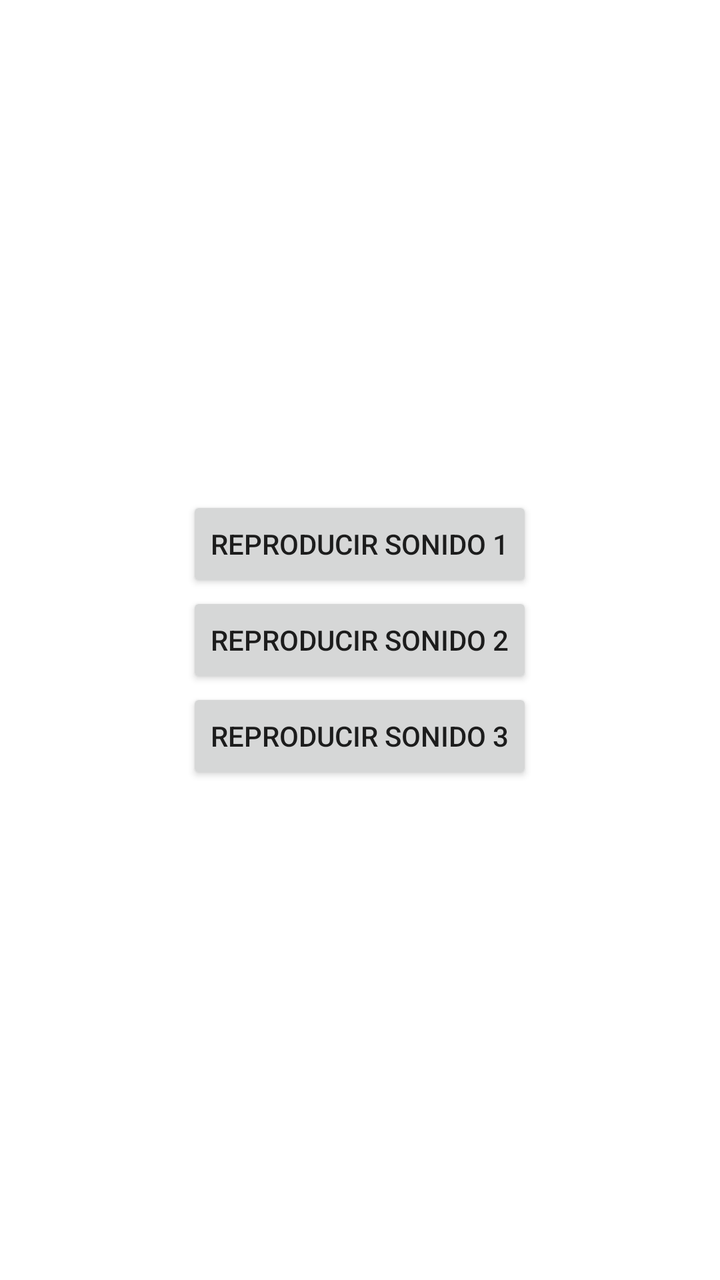
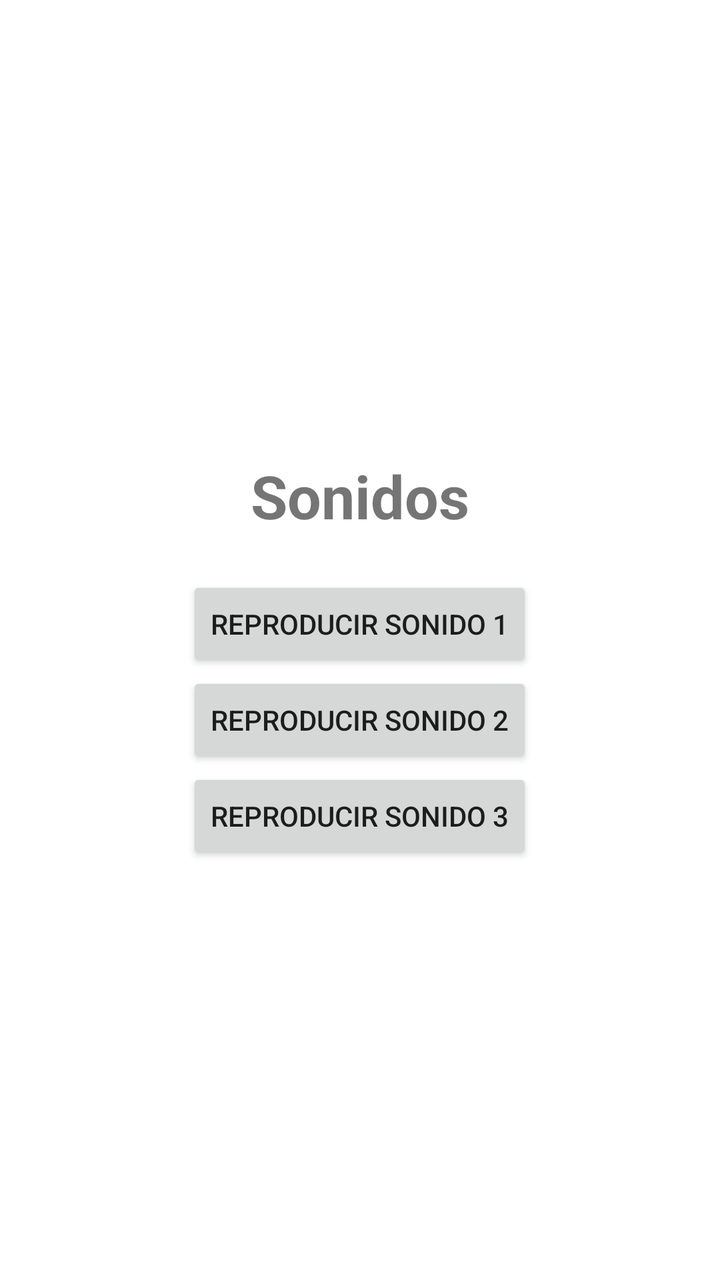

Compare the two renders of this Android layout. The source of the first and the diff that turns it into the second are given below.
<!-- AndroidManifest.xml: application theme Theme.AsincronizedSounds_AlejandroBaldeonE -->
<!-- res/layout/activity_main.xml -->
<?xml version="1.0" encoding="utf-8"?>
<LinearLayout xmlns:android="http://schemas.android.com/apk/res/android"
    android:layout_width="match_parent"
    android:layout_height="match_parent"
    android:orientation="vertical"
    android:gravity="center"
    android:padding="16dp">

    <Button
        android:id="@+id/btnSound1"
        android:layout_width="wrap_content"
        android:layout_height="wrap_content"
        android:text="Reproducir Sonido 1" />

    <Button
        android:id="@+id/btnSound2"
        android:layout_width="wrap_content"
        android:layout_height="wrap_content"
        android:text="Reproducir Sonido 2" />

    <Button
        android:id="@+id/btnSound3"
        android:layout_width="wrap_content"
        android:layout_height="wrap_content"
        android:text="Reproducir Sonido 3" />

</LinearLayout>
<!-- resources referenced by this layout -->
<resources>
  <style name="Theme.AsincronizedSounds_AlejandroBaldeonE" parent="Theme.MaterialComponents.DayNight.DarkActionBar">
          
          <item name="colorPrimary">@color/purple_500</item>
          <item name="colorPrimaryVariant">@color/purple_700</item>
          <item name="colorOnPrimary">@color/white</item>
          
          <item name="colorSecondary">@color/teal_200</item>
          <item name="colorSecondaryVariant">@color/teal_700</item>
          <item name="colorOnSecondary">@color/black</item>
          
          <item name="android:statusBarColor">?attr/colorPrimaryVariant</item>
          
      </style>
  <color name="purple_500">#FF6200EE</color>
  <color name="purple_700">#FF3700B3</color>
  <color name="white">#FFFFFFFF</color>
  <color name="teal_200">#FF03DAC5</color>
  <color name="teal_700">#FF018786</color>
  <color name="black">#FF000000</color>
</resources>

<!-- the commit's change to res/layout/activity_main.xml (unified diff, before → after) -->
@@ -5,6 +5,14 @@
     android:orientation="vertical"
     android:gravity="center"
     android:padding="16dp">
+
+    <TextView
+        android:layout_width="wrap_content"
+        android:layout_height="wrap_content"
+        android:text="Sonidos"
+        android:textSize="30dp"
+        android:textStyle="bold"
+        android:layout_margin="20dp"/>
 
     <Button
         android:id="@+id/btnSound1"
